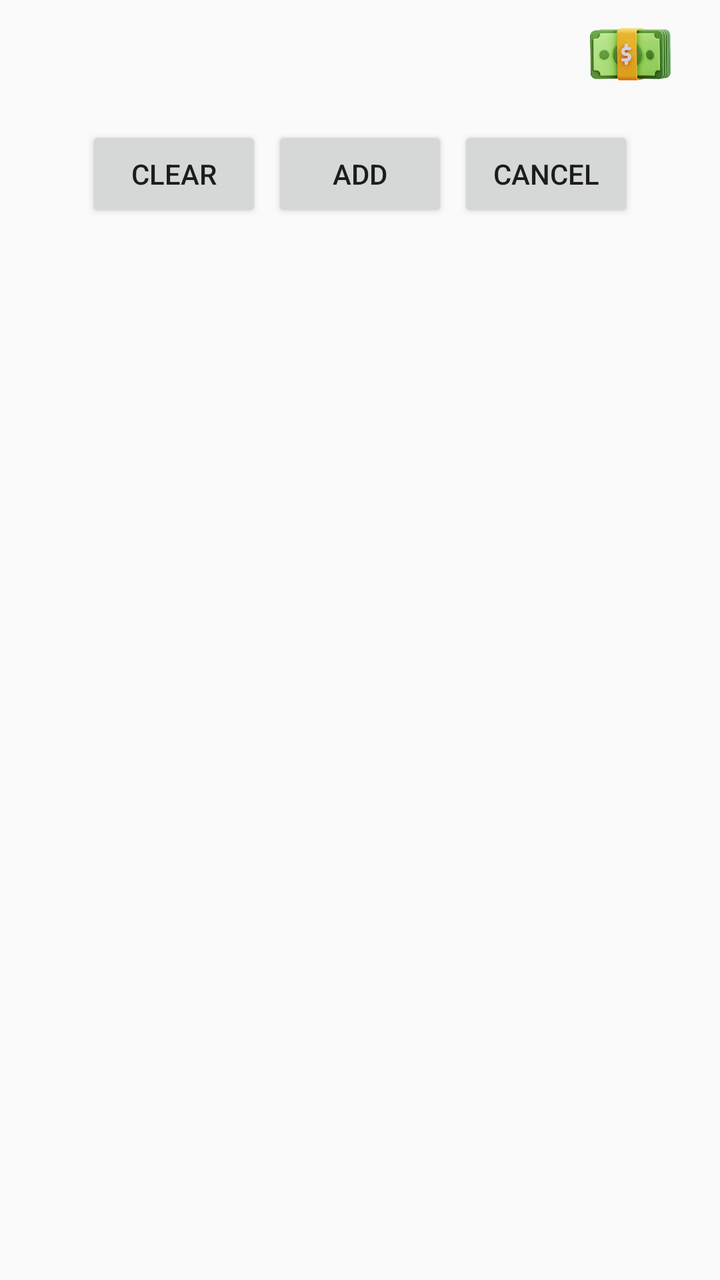
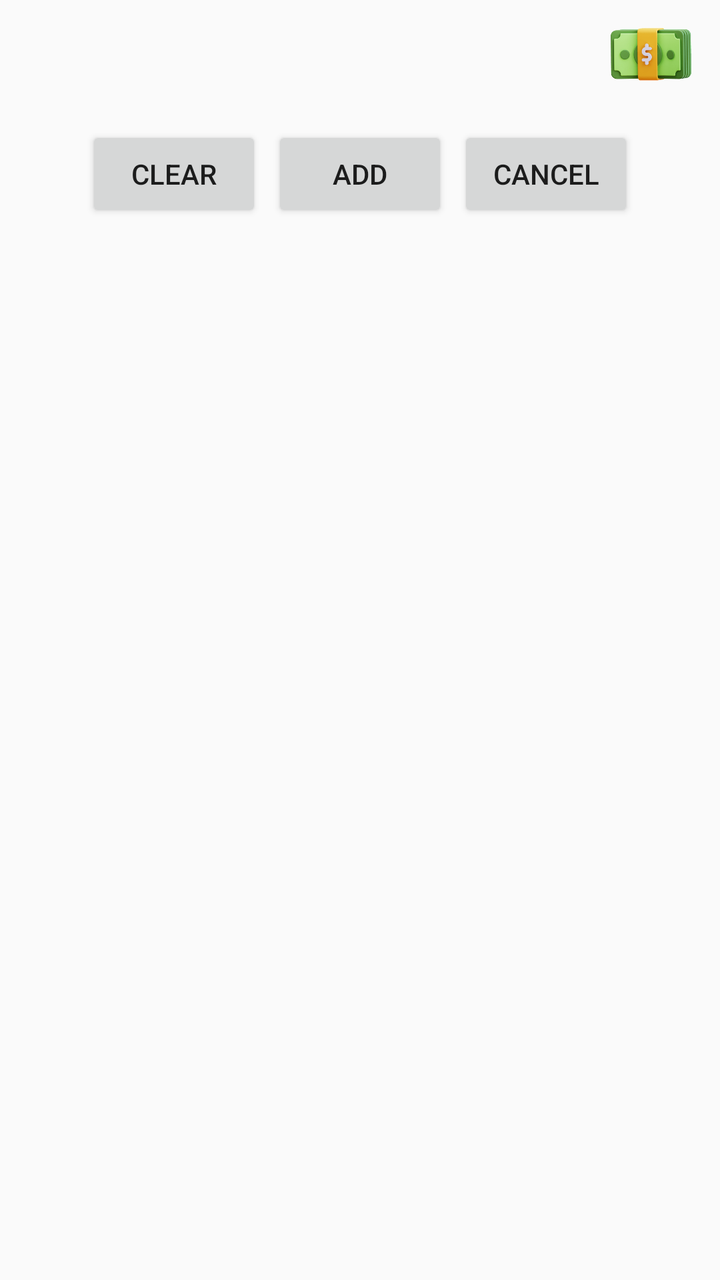

Two renders of the same Android screen: before a commit and after it. Below are the layout's source before the change and the commit's diff.
<!-- AndroidManifest.xml: application theme AppTheme -->
<!-- res/layout/editor.xml -->
<?xml version="1.0" encoding="utf-8"?>
<LinearLayout
	xmlns:android="http://schemas.android.com/apk/res/android"
	android:layout_width="match_parent"
	android:layout_height="match_parent"
	android:orientation="vertical">

	<RelativeLayout
		android:orientation="vertical"
		android:layout_width="match_parent"
		android:layout_height="wrap_content"
		android:layout_weight="1">
		
		<ImageButton 
			android:id="@+id/editorIbBudget"
			android:layout_width="80dp"
			android:layout_height="40dp"
			android:layout_marginTop="7dp"
			android:layout_marginRight="5dp"
			android:padding="5dp"
			android:background="?android:attr/selectableItemBackground"
			android:src="@drawable/logo_cash"
			android:scaleType="fitCenter"
			android:layout_alignParentRight="true"
			android:layout_alignParentTop="true"/>
		
		<GridLayout
			android:id="@+id/editorLayoutTop"
			android:layout_width="match_parent"
			android:layout_height="wrap_content"
			android:layout_marginTop="13dp"
			android:columnCount="2"
			android:alignmentMode="alignBounds">
		</GridLayout>

		<LinearLayout
			android:id="@+id/editorLayoutButtons"
			android:orientation="horizontal"
			android:layout_width="match_parent"
			android:layout_height="wrap_content"
			android:gravity="center"
			android:layout_marginTop="50dp"
			android:layout_below="@id/editorLayoutTop">

			<Button
				android:id="@+id/editorBtnClear"
				android:layout_width="wrap_content"
				android:layout_height="wrap_content"
				android:text="Clear"/>

			<Button
				android:id="@+id/editorBtnAdd"
				android:layout_width="wrap_content"
				android:layout_height="wrap_content"
				android:text="Add"
				android:layout_marginLeft="5dp"
				android:layout_marginRight="5dp"/>

			<Button
				android:id="@+id/editorBtnCancel"
				android:layout_width="wrap_content"
				android:layout_height="wrap_content"
				android:text="Cancel"/>

		</LinearLayout>
	
	</RelativeLayout>>

</LinearLayout>
<!-- resources referenced by this layout -->
<resources>
  <!-- drawable logo_cash: png bitmap (drawable, 66329 bytes) -->
  <style name="AppTheme" parent="@android:style/Theme.Holo.Light">
  	</style>
</resources>

<!-- the commit's change to res/layout/editor.xml (unified diff, before → after) -->
@@ -10,19 +10,6 @@
 		android:layout_width="match_parent"
 		android:layout_height="wrap_content"
 		android:layout_weight="1">
-		
-		<ImageButton 
-			android:id="@+id/editorIbBudget"
-			android:layout_width="80dp"
-			android:layout_height="40dp"
-			android:layout_marginTop="7dp"
-			android:layout_marginRight="5dp"
-			android:padding="5dp"
-			android:background="?android:attr/selectableItemBackground"
-			android:src="@drawable/logo_cash"
-			android:scaleType="fitCenter"
-			android:layout_alignParentRight="true"
-			android:layout_alignParentTop="true"/>
 		
 		<GridLayout
 			android:id="@+id/editorLayoutTop"
@@ -63,6 +50,19 @@
 				android:text="Cancel"/>
 
 		</LinearLayout>
+		
+		<ImageButton 
+			android:id="@+id/editorIbBudget"
+			android:layout_width="80dp"
+			android:layout_height="40dp"
+			android:layout_marginTop="7dp"
+			android:layout_marginRight="7dp"
+			android:padding="5dp"
+			android:background="?android:attr/selectableItemBackground"
+			android:src="@drawable/logo_cash"
+			android:scaleType="fitCenter"
+			android:layout_alignParentRight="true"
+			android:layout_alignParentTop="true"/>
 	
 	</RelativeLayout>>
 
<!-- resource entries referenced after the edit -->
@@ -1,6 +1,6 @@
 <!-- resources referenced by this layout -->
 <resources>
-  <!-- drawable logo_cash: png bitmap (drawable, 66329 bytes) -->
+  <!-- drawable logo_cash: png bitmap (drawable, 80163 bytes) -->
   <style name="AppTheme" parent="@android:style/Theme.Holo.Light">
   	</style>
 </resources>
